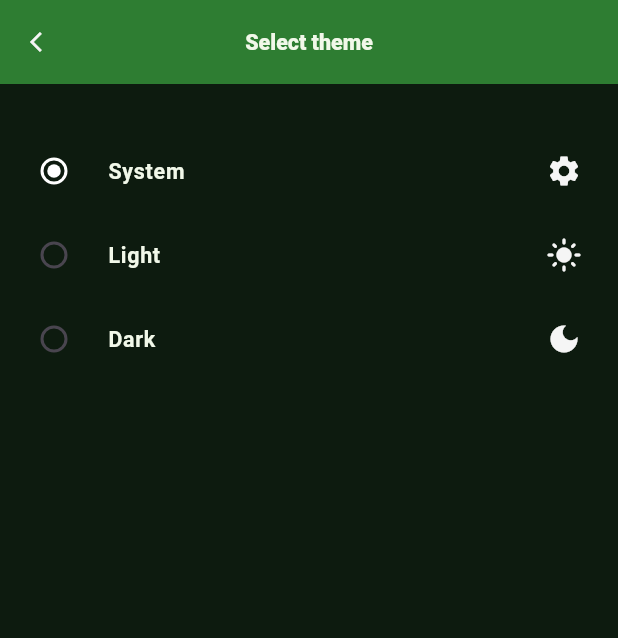
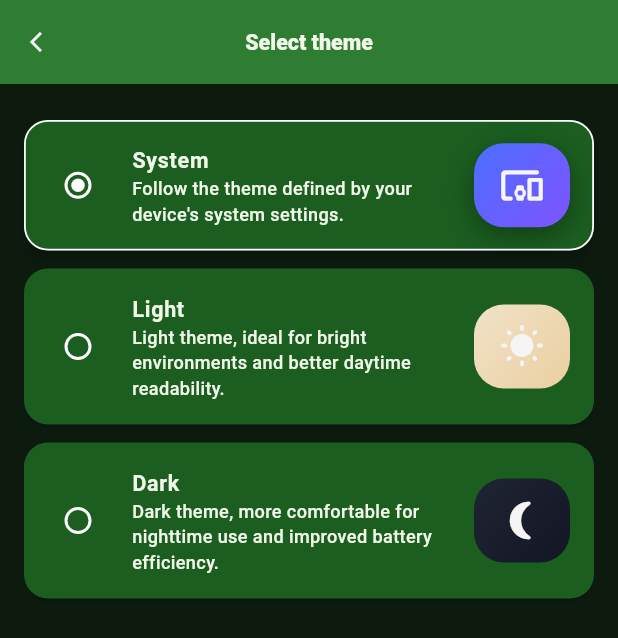
Before and after one commit to Victor-Zarzar/cltvspj, a Flutter app: the SettingsPage screen opened directly, after a tap on "Theme", on a phone screen of 412 x 824 dp. Shown: the top 638 px of the screen. Run offline on Flutter 3.47's test engine with Material 3 defaults, Android fonts, the phone set to English and light mode, and no system bars; our stand-ins replace easy_localization, fl_chart, flutter_local_notifications, flutter_masked_text2, flutter_modular, flutter_secure_storage and 5 more; accounts and stored records are empty.

Commit message:
Feat: add new layout select theme and add new packages

```diff
--- a/assets/translations/en-US.json
+++ b/assets/translations/en-US.json
@@ -46,6 +46,9 @@
   "light_theme": "Light",
   "dark_theme": "Dark",
   "system_theme": "System",
+  "system_theme_description": "Follow the theme defined by your device's system settings.",
+  "light_theme_description": "Light theme, ideal for bright environments and better daytime readability.",
+  "dark_theme_description": "Dark theme, more comfortable for nighttime use and improved battery efficiency.",
   "no_data_display": "No data to display",
   "money_icon": "Money Icon",
   "info_icon": "Info Icon",
--- a/assets/translations/es.json
+++ b/assets/translations/es.json
@@ -46,6 +46,9 @@
   "light_theme": "Claro",
   "dark_theme": "Oscuro",
   "system_theme": "Sistema",
+   "system_theme_description": "Seguir el tema definido por la configuración del sistema del dispositivo.",
+  "light_theme_description": "Tema claro, ideal para ambientes iluminados y una mejor lectura durante el día.",
+  "dark_theme_description": "Tema oscuro, más cómodo para el uso nocturno y con mejor eficiencia de batería.",
   "no_data_display": "No hay datos para mostrar",
   "money_icon": "Icono de dinero",
   "info_icon": "Icono de información",
--- a/assets/translations/pt-BR.json
+++ b/assets/translations/pt-BR.json
@@ -46,6 +46,9 @@
   "light_theme": "Claro",
   "dark_theme": "Escuro",
   "system_theme": "Sistema",
+  "system_theme_description": "Seguir o tema definido pelo sistema do dispositivo.",
+  "light_theme_description": "Tema claro, ideal para ambientes iluminados e melhor leitura durante o dia.",
+  "dark_theme_description": "Tema escuro, mais confortável para uso noturno e economia de bateria.",
   "no_data_display": "Nenhum dado para exibir",
   "money_icon": "Ícone de dinheiro",
   "info_icon": "Ícone de informações",
--- a/lib/features/app_theme.dart
+++ b/lib/features/app_theme.dart
@@ -144,3 +144,26 @@ class ChartColor {
   static Color get fourthColor => const Color(0xFF20A819);
   static Color get fifthColor => const Color(0xFFB819A8);
 }
+
+class RadioColor {
+  RadioColor._();
+  static Color get primaryColor => const Color(0xFFF5F5F5);
+  static Color get secondaryColor => const Color(0xB3FFFFFF);
+  static Color get thirdColor => const Color(0xFFFFFFFF);
+}
+
+class ThemeColorIcon {
+  ThemeColorIcon._();
+  static Color get primaryColor => const Color(0xFF4C6FFF);
+  static Color get secondaryColor => const Color(0xFF7F53FF);
+  static Color get thirdColor => const Color(0xFF30313A);
+  static Color get fourthColor => const Color(0xFF191A23);
+  static Color get fifthColor => const Color(0xFFE0A84F);
+  static Color get sixthColor => const Color(0xFFE58E20);
+  static Color get seventhColor => const Color(0xFFF0E2C8);
+  static Color get eighthColor => const Color(0xFFEBCFA0);
+  static Color get ninthColor => const Color(0xFF141A33);
+  static Color get tenthColor => const Color(0xFF050816);
+  static Color get eleventhColor => const Color(0xFF1F2433);
+  static Color get twelfthColor => const Color(0xFF131624);
+}
--- a/lib/features/theme_provider.dart
+++ b/lib/features/theme_provider.dart
@@ -13,11 +13,28 @@ class UiProvider extends ChangeNotifier {
   final darkTheme = ThemeData(
     brightness: Brightness.dark,
     primaryColor: Colors.black,
+    tooltipTheme: TooltipThemeData(
+      decoration: BoxDecoration(
+        color: Colors.grey[800],
+        borderRadius: BorderRadius.circular(8),
+      ),
+      textStyle: const TextStyle(color: Colors.white, fontSize: 12),
+      padding: const EdgeInsets.symmetric(horizontal: 10, vertical: 8),
+      waitDuration: const Duration(milliseconds: 400),
+      showDuration: const Duration(seconds: 3),
+    ),
   );
 
   final lightTheme = ThemeData(
     brightness: Brightness.light,
     primaryColor: Colors.white,
+    tooltipTheme: TooltipThemeData(
+      decoration: BoxDecoration(
+        color: Colors.green[600],
+        borderRadius: BorderRadius.circular(8),
+      ),
+      textStyle: const TextStyle(color: Colors.white, fontSize: 12),
+    ),
   );
 
   bool get isDark {
--- a/lib/main.dart
+++ b/lib/main.dart
@@ -28,7 +28,7 @@
         Locale('es'),
       ],
       path: 'assets/translations',
-      fallbackLocale: const Locale('en', 'US'),
+      fallbackLocale: const Locale('en-US'),
       child: MultiProvider(
         providers: [
           ChangeNotifierProvider(create: (_) => NotificationController()),
--- a/lib/services/database_service.dart
+++ b/lib/services/database_service.dart
@@ -58,7 +58,6 @@ class DatabaseService {
     ''');
   }
 
-  // ========== CLT ==========
   Future<void> saveClt(CltModel model) async {
     final dbClient = await db;
     await dbClient.delete('clt');
@@ -79,7 +78,6 @@ class DatabaseService {
     );
   }
 
-  // ========== PJ ==========
   Future<void> savePj(PjModel model) async {
     final dbClient = await db;
     await dbClient.delete('pj');
@@ -104,7 +102,6 @@ class DatabaseService {
     );
   }
 
-  // ========== Calculator ==========
   Future<void> saveCalculator(CalculatorModel model) async {
     final dbClient = await db;
     await dbClient.delete('calculator');
--- /dev/null
+++ b/lib/views/components/theme_ilustration.dart
@@ -0,0 +1,76 @@
+import 'package:cltvspj/features/app_theme.dart';
+import 'package:cltvspj/features/theme_provider.dart';
+import 'package:easy_localization/easy_localization.dart';
+import 'package:flutter/material.dart';
+
+class ThemeIllustration extends StatelessWidget {
+  final ThemeModeOption option;
+  final bool isSelected;
+  final bool isDark;
+
+  const ThemeIllustration({
+    super.key,
+    required this.option,
+    required this.isSelected,
+    required this.isDark,
+  });
+
+  @override
+  Widget build(BuildContext context) {
+    IconData icon;
+    List<Color> colors;
+
+    switch (option) {
+      case ThemeModeOption.system:
+        icon = Icons.devices_other_rounded;
+        colors = isSelected
+            ? [ThemeColorIcon.primaryColor, ThemeColorIcon.secondaryColor]
+            : [ThemeColorIcon.thirdColor, ThemeColorIcon.fourthColor];
+        break;
+
+      case ThemeModeOption.light:
+        icon = Icons.wb_sunny_rounded;
+        colors = isSelected
+            ? [ThemeColorIcon.fifthColor, ThemeColorIcon.sixthColor]
+            : [ThemeColorIcon.seventhColor, ThemeColorIcon.eighthColor];
+        break;
+
+      case ThemeModeOption.dark:
+        icon = Icons.nightlight_round_rounded;
+        colors = isSelected
+            ? [ThemeColorIcon.ninthColor, ThemeColorIcon.tenthColor]
+            : [ThemeColorIcon.eleventhColor, ThemeColorIcon.twelfthColor];
+        break;
+    }
+
+    return Container(
+      width: 64,
+      height: 64,
+      decoration: BoxDecoration(
+        borderRadius: BorderRadius.circular(20),
+        gradient: LinearGradient(
+          begin: Alignment.topLeft,
+          end: Alignment.bottomRight,
+          colors: colors,
+        ),
+        boxShadow: isSelected
+            ? [
+                BoxShadow(
+                  offset: const Offset(0, 6),
+                  blurRadius: 16,
+                  color: Colors.black.withValues(alpha: 0.35),
+                ),
+              ]
+            : [],
+      ),
+      child: Center(
+        child: Icon(
+          icon,
+          size: 30,
+          color: IconColor.primaryColor,
+          semanticLabel: "radio_icon".tr(),
+        ),
+      ),
+    );
+  }
+}
--- a/lib/views/settings_page.dart
+++ b/lib/views/settings_page.dart
@@ -23,8 +23,19 @@ class SettingsPage extends StatefulWidget {
 class _SettingsPageState extends State<SettingsPage> {
   @override
   Widget build(BuildContext context) {
-    double myHeight = MediaQuery.of(context).size.height;
-    double myWidth = MediaQuery.of(context).size.width;
+    final double myHeight = MediaQuery.of(context).size.height;
+    final double myWidth = MediaQuery.of(context).size.width;
+    final Locale currentLocale = context.locale;
+
+    String currentLanguageKey;
+    if (currentLocale.languageCode == 'pt') {
+      currentLanguageKey = 'portuguese';
+    } else if (currentLocale.languageCode == 'es') {
+      currentLanguageKey = 'spanish';
+    } else {
+      currentLanguageKey = 'english';
+    }
+
     return Consumer2<UiProvider, NotificationController>(
       builder: (context, notifier, notificationController, child) {
         return Scaffold(
@@ -59,6 +70,7 @@ class _SettingsPageState extends State<SettingsPage> {
                         style: context.bodyMediumFont,
                       ),
                       trailing: PopupMenuButton<Locale>(
+                        initialValue: currentLocale,
                         color: notifier.isDark
                             ? PopupMenuColor.fourthColor
                             : PopupMenuColor.thirdColor,
@@ -74,7 +86,10 @@ class _SettingsPageState extends State<SettingsPage> {
                               semanticLabel: "language_icon".tr(),
                             ),
                             const SizedBox(width: 4),
-                            Text('english'.tr(), style: context.bodyMediumFont),
+                            Text(
+                              currentLanguageKey.tr(),
+                              style: context.bodyMediumFont,
+                            ),
                             Icon(
                               Icons.arrow_drop_down,
                               color: IconColor.primaryColor,
--- a/lib/views/theme_page.dart
+++ b/lib/views/theme_page.dart
@@ -1,6 +1,7 @@
 import 'package:cltvspj/features/app_theme.dart';
 import 'package:cltvspj/features/responsive_extension.dart';
 import 'package:cltvspj/features/theme_provider.dart';
+import 'package:cltvspj/views/components/theme_ilustration.dart';
 import 'package:easy_localization/easy_localization.dart';
 import 'package:flutter/material.dart';
 import 'package:provider/provider.dart';
@@ -34,51 +35,107 @@ class ThemePage extends StatelessWidget {
                 ? AppBarColor.thirdColor
                 : AppBarColor.secondaryColor,
           ),
-          body: Padding(
-            padding: EdgeInsets.only(top: 30),
+          body: LayoutBuilder(
+            builder: (context, constraints) {
+              const double maxContentWidth = 420;
+
+              return Center(
+                child: ConstrainedBox(
+                  constraints: BoxConstraints(
+                    maxWidth: constraints.maxWidth < maxContentWidth
+                        ? constraints.maxWidth
+                        : maxContentWidth,
+                  ),
+                  child: RadioGroup<ThemeModeOption>(
+                    groupValue: notifier.themeMode,
+                    onChanged: (ThemeModeOption? value) {
+                      if (value != null) {
+                        notifier.changeTheme(value);
+                      }
+                    },
                     child: ListView(
+                      padding: const EdgeInsets.fromLTRB(16, 24, 16, 16),
                       children: ThemeModeOption.values.map((option) {
-                IconData icon;
                         String label;
-
                         switch (option) {
                           case ThemeModeOption.light:
-                    icon = Icons.light_mode;
                             label = "light_theme".tr();
                             break;
                           case ThemeModeOption.dark:
-                    icon = Icons.dark_mode;
                             label = "dark_theme".tr();
                             break;
                           case ThemeModeOption.system:
-                    icon = Icons.settings;
                             label = "system_theme".tr();
                             break;
                         }
 
-                return RadioListTile<ThemeModeOption>(
+                        final bool isSelected = notifier.themeMode == option;
+
+                        return Card(
+                          color: notifier.isDark
+                              ? CardColor.primaryColor
+                              : CardColor.secondaryColor,
+                          elevation: isSelected ? 4 : 1,
+                          margin: const EdgeInsets.only(bottom: 12),
+                          shape: RoundedRectangleBorder(
+                            borderRadius: BorderRadius.circular(16),
+                            side: BorderSide(
+                              color: isSelected
+                                  ? IconColor.fourthColor
+                                  : Colors.transparent,
+                              width: 1.2,
+                            ),
+                          ),
+                          child: RadioListTile<ThemeModeOption>(
+                            contentPadding: const EdgeInsets.symmetric(
+                              horizontal: 16,
+                              vertical: 8,
+                            ),
                             title: Text(label, style: context.bodyMediumFont),
-                  secondary: Icon(
-                    icon,
-                    color: IconColor.primaryColor,
-                    semanticLabel: "radio_icon".tr(),
+                            subtitle: Text(
+                              _subtitleFor(option),
+                              style: context.h2,
                             ),
-                  activeColor: notifier.isDark
-                      ? IconColor.primaryColor
-                      : IconColor.fourthColor,
+                            secondary: ThemeIllustration(
+                              option: option,
+                              isSelected: isSelected,
+                              isDark: notifier.isDark,
+                            ),
+                            fillColor: WidgetStateProperty.resolveWith<Color>((
+                              states,
+                            ) {
+                              if (states.contains(WidgetState.selected)) {
+                                return notifier.isDark
+                                    ? RadioColor.primaryColor
+                                    : RadioColor.thirdColor;
+                              }
+                              return notifier.isDark
+                                  ? RadioColor.secondaryColor
+                                  : RadioColor.thirdColor;
+                            }),
                             value: option,
-                  groupValue: notifier.themeMode,
-                  onChanged: (value) {
-                    if (value != null) {
-                      notifier.changeTheme(value);
-                    }
-                  },
+                          ),
                         );
                       }).toList(),
                     ),
+                  ),
+                ),
+              );
+            },
           ),
         );
       },
     );
   }
+
+  String _subtitleFor(ThemeModeOption option) {
+    switch (option) {
+      case ThemeModeOption.system:
+        return "system_theme_description".tr();
+      case ThemeModeOption.light:
+        return "light_theme_description".tr();
+      case ThemeModeOption.dark:
+        return "dark_theme_description".tr();
     }
+  }
+}
--- a/pubspec.yaml
+++ b/pubspec.yaml
@@ -4,7 +4,7 @@ publish_to: 'none'
 version: 1.0.0+1
 
 environment:
-  sdk: ^3.9.2
+  sdk: ^3.8.0
 
 dependencies:
   flutter:
@@ -26,6 +26,8 @@ dependencies:
   sqflite: ^2.4.2
   path: ^1.9.1
   path_provider: ^2.1.5
+  pdf: ^3.11.3
+  printing: ^5.14.2
 
 dev_dependencies:
   flutter_test:
```
Also changed, not shown: pubspec.lock, 2 other files. Lines whose indentation alone changed are shown as unchanged.
